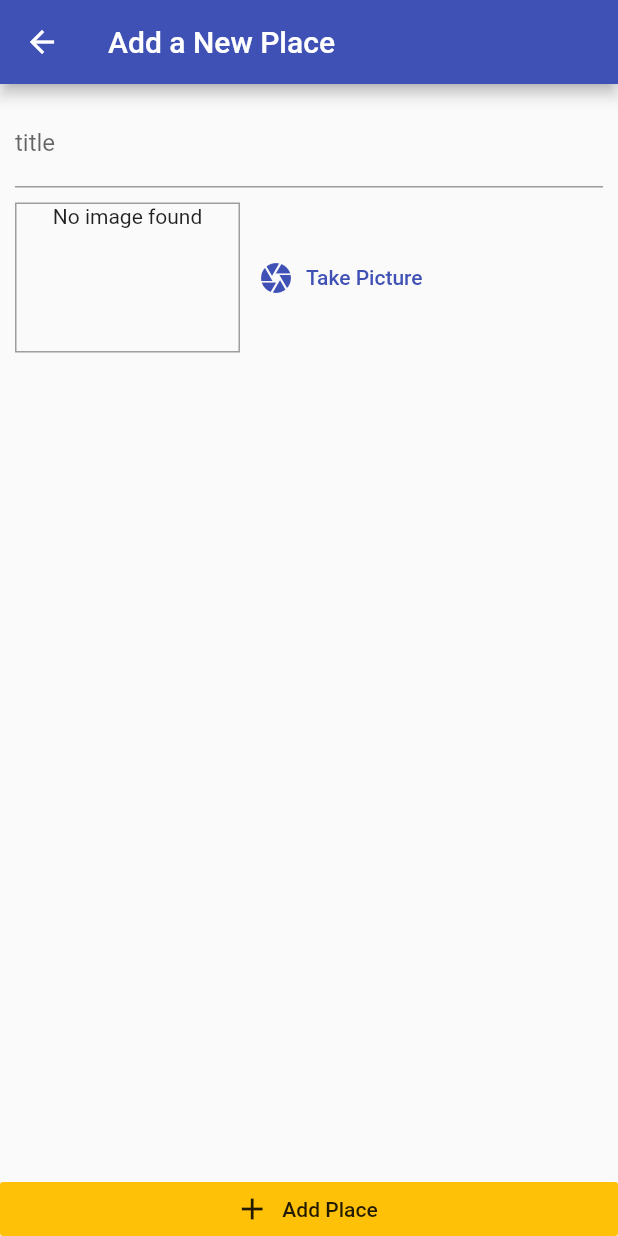
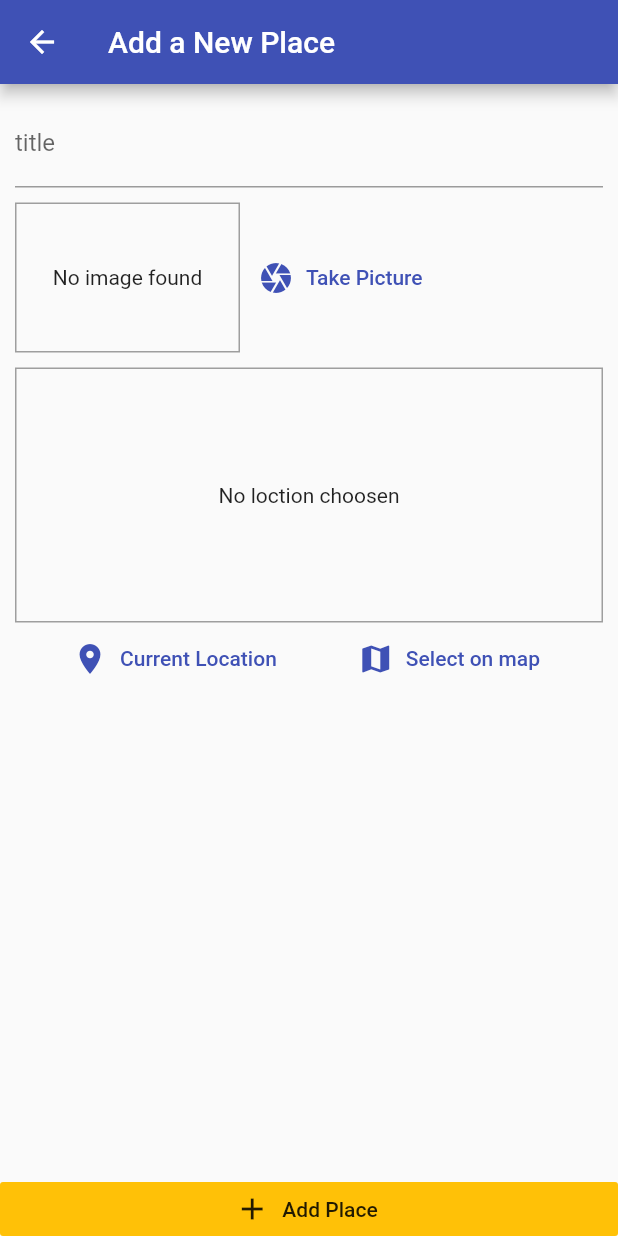
Before and after one commit to ahmadrana24/camera_app, a Flutter app: the AddPlaceScreen screen opened by its route, on a phone screen of 412 x 824 dp. Run offline on Flutter 3.47's test engine with Material 2 defaults, Android fonts, the phone set to English and light mode, and no system bars; our stand-ins replace image_picker, location, sqflite; accounts and stored records are empty.

Commit message:
get location

```diff
--- a/lib/Widgets/image_input.dart
+++ b/lib/Widgets/image_input.dart
@@ -51,10 +51,11 @@ class _ImageInputState extends State<ImageInput> {
                   fit: BoxFit.cover,
                   width: double.infinity,
                 )
-              : Text(
-                  'No image found',
-                  textAlign: TextAlign.center,
-                ),
+              : Center(
+                child: Text(
+                    'No image found',
+                  ),
+              ),
         ),
         SizedBox(
           height: 10,
--- /dev/null
+++ b/lib/Widgets/location_input.dart
@@ -0,0 +1,59 @@
+import 'package:flutter/material.dart';
+import 'package:location/location.dart';
+
+class LocationInput extends StatefulWidget {
+  LocationInput({Key key}) : super(key: key);
+
+  @override
+  _LocationInputState createState() => _LocationInputState();
+}
+
+class _LocationInputState extends State<LocationInput> {
+  String _previewImage;
+  Future<void> getCurrentUserLocation() async {
+    final locDat = await Location().getLocation();
+  }
+
+  @override
+  Widget build(BuildContext context) {
+    return Column(
+      children: <Widget>[
+        Container(
+          height: 170,
+          width: double.infinity,
+          decoration: BoxDecoration(
+            border: Border.all(width: 1, color: Colors.grey),
+          ),
+          child: _previewImage == null
+              ? Center(
+                  child: Text(
+                    'No loction choosen',
+                  ),
+                )
+              : Image.network(
+                  _previewImage,
+                  fit: BoxFit.cover,
+                  width: double.infinity,
+                ),
+        ),
+        Row(
+          mainAxisAlignment: MainAxisAlignment.spaceEvenly,
+          children: <Widget>[
+            FlatButton.icon(
+              onPressed: getCurrentUserLocation,
+              icon: Icon(Icons.location_on),
+              label: Text('Current Location'),
+              textColor: Theme.of(context).primaryColor,
+            ),
+            FlatButton.icon(
+              onPressed: () {},
+              icon: Icon(Icons.map),
+              label: Text('Select on map'),
+              textColor: Theme.of(context).primaryColor,
+            )
+          ],
+        )
+      ],
+    );
+  }
+}
--- a/lib/screnns/add_place_screen.dart
+++ b/lib/screnns/add_place_screen.dart
@@ -1,4 +1,5 @@
 import 'package:camera_app/Providers/great_places.dart';
+import 'package:camera_app/Widgets/location_input.dart';
 import 'package:provider/provider.dart';
 
 import '../Widgets/image_input.dart';
@@ -55,6 +56,10 @@ class _AddPlaceScreenState extends State<AddPlaceScreen> {
                       height: 10,
                     ),
                     ImageInput(_selectImage),
+                    SizedBox(
+                      height: 10 ,
+                    ),
+                    LocationInput(),
                   ],
                 ),
               ),
--- a/pubspec.yaml
+++ b/pubspec.yaml
@@ -23,6 +23,7 @@ dependencies:
   image_picker: ^0.6.6+1
   path_provider: ^1.6.8
   sqflite: ^1.3.0+1
+  location: ^3.0.2
   # The following adds the Cupertino Icons font to your application.
   # Use with the CupertinoIcons class for iOS style icons.
   cupertino_icons: ^0.1.2
```
Also changed, not shown: pubspec.lock, 1 other file.
